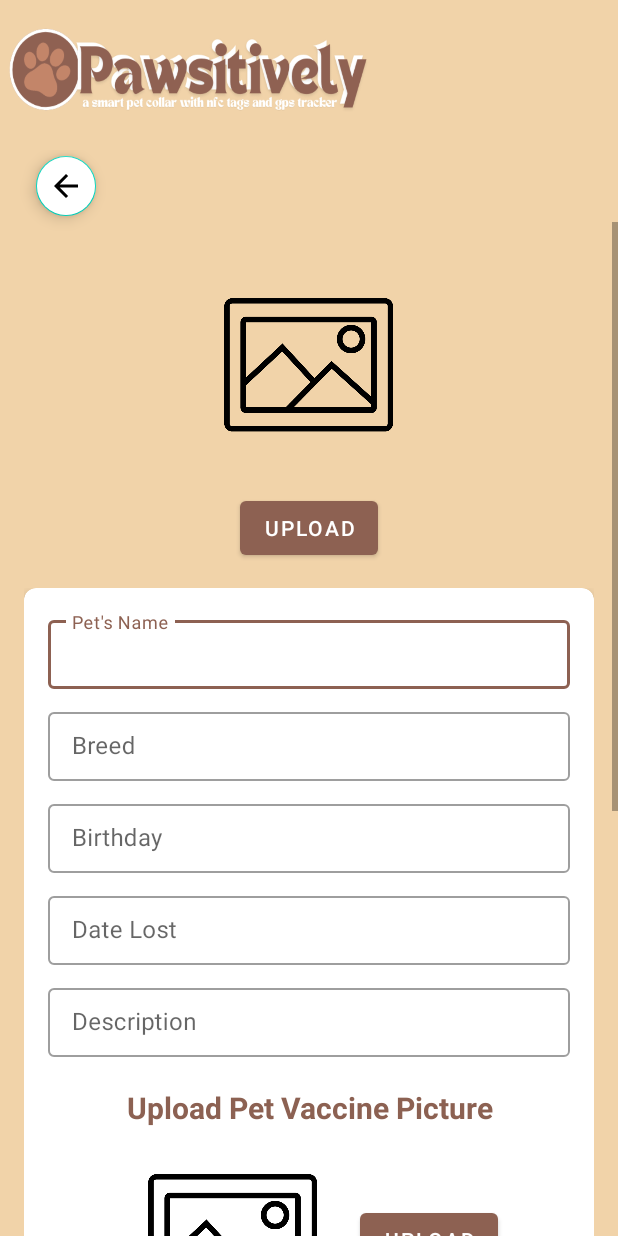
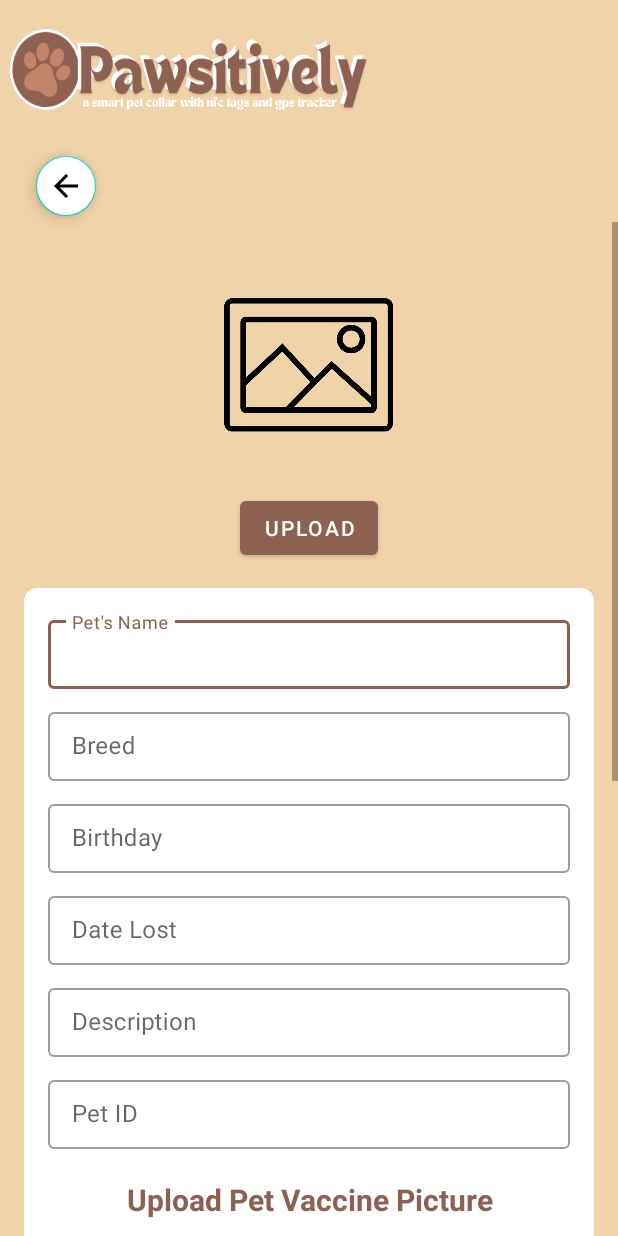
Before and after one commit to Noy-98/pawsitively, an Android app: the AddLostPet screen opened directly, with no data from a screen before it, on a phone screen of 412 x 824 dp. Run offline under Robolectric (Android 15) with nearby library versions, the phone set to English and light mode, and no system bars; our stand-ins replace CircleImageView, Firebase (no records; nobody signed in at launch, a user with empty details on screens opened directly); pictures from the network do not load.

Commit message:
Add Features Part 16

```diff
--- a/app/build.gradle.kts
+++ b/app/build.gradle.kts
@@ -79,7 +79,8 @@ dependencies {
         implementation("com.google.mlkit:barcode-scanning:17.3.0")
 
 
-        implementation("com.google.android.gms:play-services-auth")
+        implementation(libs.play.services.auth) // Update to the latest version
+
 
     }
 
--- a/app/src/main/java/com/example/pawsitively/AddLostPet.java
+++ b/app/src/main/java/com/example/pawsitively/AddLostPet.java
@@ -50,7 +50,7 @@ public class AddLostPet extends AppCompatActivity {
     private static final int PICK_IMAGE_REQUEST = 1;
     private static final int STORAGE_PERMISSION_CODE = 2;
 
-    private TextInputEditText petNameEditText, breedEditText, birthdayEditText, dateLostEditText, descriptionEditText;
+    private TextInputEditText petNameEditText, breedEditText, birthdayEditText, dateLostEditText, descriptionEditText, petId;
     private Spinner genderSpinner, petTypeSpinner, tagTypeSpinner;
     private Button uploadImageButton, uploadImageButton2;
 
@@ -93,6 +93,7 @@ public class AddLostPet extends AppCompatActivity {
         uploadImageButton2 = findViewById(R.id.uploadImageButton2);
         petImageView = findViewById(R.id.petImageView);
         vaccineImage = findViewById(R.id.vaccineImage);
+        petId = findViewById(R.id.petId);
 
         setupSpinners();
 
@@ -128,18 +129,18 @@ public class AddLostPet extends AppCompatActivity {
         String birthday = birthdayEditText.getText().toString().trim();
         String dateLost = dateLostEditText.getText().toString().trim();
         String description = descriptionEditText.getText().toString().trim();
+        String ptId = petId.getText().toString().trim();
         String gender = genderSpinner.getSelectedItem().toString();
         String petType = petTypeSpinner.getSelectedItem().toString();
         String tagType = tagTypeSpinner.getSelectedItem().toString();
 
-        if (petName.isEmpty() || breed.isEmpty() || birthday.isEmpty() || dateLost.isEmpty() || description.isEmpty() || petImageUri == null || vaccineImageUri == null) {
+        if (petName.isEmpty() || breed.isEmpty() || birthday.isEmpty() || dateLost.isEmpty() || description.isEmpty() || ptId.isEmpty() || petImageUri == null || vaccineImageUri == null) {
             Toast.makeText(this, "All fields are required", Toast.LENGTH_SHORT).show();
             addPetButton.setEnabled(true); // Re-enable the button if validation fails
             return;
         }
 
-        // Generate a unique pet ID
-        String petId = databaseReference.child("Pets").push().getKey();
+        String petId = ptId;
 
         if ("RFID Tag".equals(tagType)) {
             // Show RFID Alert Dialog and save the selected key/tagId
@@ -289,6 +290,7 @@ public class AddLostPet extends AppCompatActivity {
         birthdayEditText.setText("");
         dateLostEditText.setText("");
         descriptionEditText.setText("");
+        petId.setText("");
         genderSpinner.setSelection(0);
         petTypeSpinner.setSelection(0);
         tagTypeSpinner.setSelection(0);
--- a/app/src/main/java/com/example/pawsitively/PetAdapter.java
+++ b/app/src/main/java/com/example/pawsitively/PetAdapter.java
@@ -46,6 +46,8 @@ public class PetAdapter extends RecyclerView.Adapter<PetAdapter.PetViewHolder> {
         holder.petBreedTextView.setText("Breed: " + pet.breed);
         holder.petBirthdayTextView.setText("Birthday: " + pet.birthday);
         holder.petGenderTextView.setText("Gender: " + pet.gender);
+        holder.petGenderTextView.setText("Gender: " + pet.gender);
+        holder.petIdTextView.setText("Pet ID: " + pet.petId);
 
         // Load pet image using Glide
         Glide.with(holder.petImageView.getContext())
@@ -69,7 +71,7 @@ public class PetAdapter extends RecyclerView.Adapter<PetAdapter.PetViewHolder> {
     }
 
     public static class PetViewHolder extends RecyclerView.ViewHolder {
-        TextView petNameTextView, petBreedTextView, petBirthdayTextView, petGenderTextView;
+        TextView petNameTextView, petBreedTextView, petBirthdayTextView, petGenderTextView, petIdTextView;
         CircleImageView petImageView; // Changed to CircleImageView
         ImageView delete;
 
@@ -79,6 +81,7 @@ public class PetAdapter extends RecyclerView.Adapter<PetAdapter.PetViewHolder> {
             petBreedTextView = itemView.findViewById(R.id.petBreedTextView);
             petBirthdayTextView = itemView.findViewById(R.id.petBirthdayTextView);
             petGenderTextView = itemView.findViewById(R.id.petGenderTextView);
+            petIdTextView = itemView.findViewById(R.id.petIdTextView);
             petImageView = itemView.findViewById(R.id.petImageView); // Ensure this matches the CircleImageView in the layout
             delete = itemView.findViewById(R.id.delete);
         }
--- a/app/src/main/res/layout/activity_add_lost_pet.xml
+++ b/app/src/main/res/layout/activity_add_lost_pet.xml
@@ -145,6 +145,20 @@
                                     android:textColor="@color/textColor" />
                             </com.google.android.material.textfield.TextInputLayout>
 
+                            <com.google.android.material.textfield.TextInputLayout
+                                style="@style/Widget.MaterialComponents.TextInputLayout.OutlinedBox"
+                                android:layout_width="match_parent"
+                                android:layout_height="wrap_content"
+                                android:hint="Pet ID"
+                                android:layout_marginTop="10dp">
+                                <com.google.android.material.textfield.TextInputEditText
+                                    android:id="@+id/petId"
+                                    android:layout_width="match_parent"
+                                    android:layout_height="wrap_content"
+                                    android:padding="12dp"
+                                    android:textColor="@color/textColor" />
+                            </com.google.android.material.textfield.TextInputLayout>
+
                             <TextView
                                 android:layout_width="match_parent"
                                 android:layout_height="wrap_content"
--- a/gradle/libs.versions.toml
+++ b/gradle/libs.versions.toml
@@ -8,8 +8,9 @@ material = "1.12.0"
 activity = "1.9.2"
 constraintlayout = "2.1.4"
 googleGmsGoogleServices = "4.4.2"
-firebaseAuth = "23.0.0"
+firebaseAuth = "23.1.0"
 firebaseDatabase = "21.0.0"
+playServicesAuth = "21.3.0"
 recyclerview = "1.2.1"
 firebaseStorage = "21.0.1"
 playServicesMaps = "19.0.0"
@@ -28,6 +29,7 @@ activity = { group = "androidx.activity", name = "activity", version.ref = "acti
 constraintlayout = { group = "androidx.constraintlayout", name = "constraintlayout", version.ref = "constraintlayout" }
 firebase-auth = { group = "com.google.firebase", name = "firebase-auth", version.ref = "firebaseAuth" }
 firebase-database = { group = "com.google.firebase", name = "firebase-database", version.ref = "firebaseDatabase" }
+play-services-auth = { module = "com.google.android.gms:play-services-auth", version.ref = "playServicesAuth" }
 recyclerview = { module = "androidx.recyclerview:recyclerview", version.ref = "recyclerview" }
 firebase-storage = { group = "com.google.firebase", name = "firebase-storage", version.ref = "firebaseStorage" }
 play-services-maps = { group = "com.google.android.gms", name = "play-services-maps", version.ref = "playServicesMaps" }
```
Also changed, not shown: app/src/main/res/layout/item_pet.xml (+8 -0 lines).
